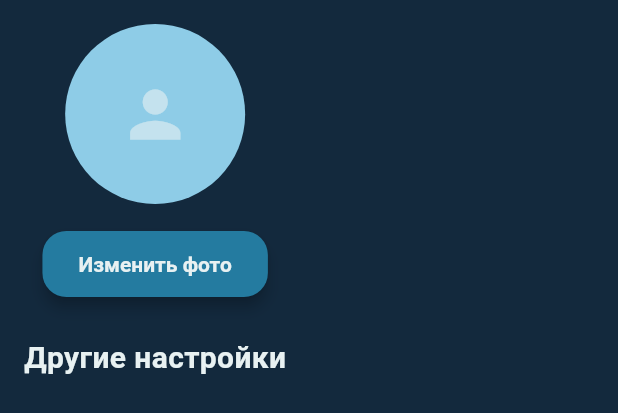
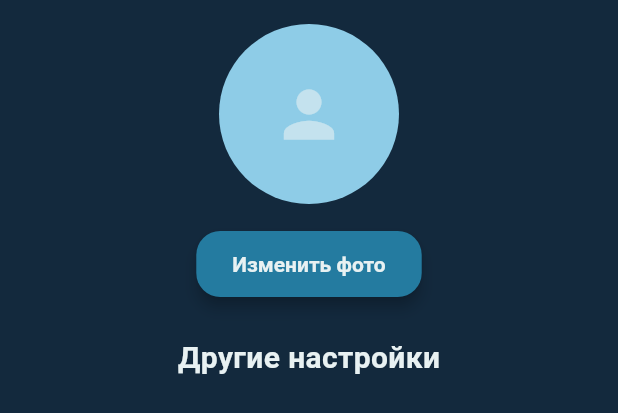
Before and after one commit to gatterD/smarttalk, a Flutter app: the _ProfileSettingsContent widget shown alone on an empty page, opened directly with empty values, on a phone screen of 412 x 824 dp. Shown: the top 413 px of the screen. Run offline on Flutter 3.47's test engine with Material 3 defaults, Android fonts, the phone set to English and light mode, and no system bars; our stand-ins replace bloc, equatable, flutter_bloc, flutter_dotenv, flutter_slidable, image_picker and 2 more; missing offline and left inert: encrypt; accounts and stored records are empty; network calls fail; statements that could not run were skipped.

Commit message:
Changes:     -Now on UserSettingsScreen all element's centred

```diff
--- a/lib/features/UserSettingsScreen/view/UserSettingsScreen.dart
+++ b/lib/features/UserSettingsScreen/view/UserSettingsScreen.dart
@@ -53,7 +53,11 @@ class _ProfileSettingsContent extends StatelessWidget {
   Widget build(BuildContext context) {
     return SingleChildScrollView(
       padding: const EdgeInsets.all(16),
+      child: Center(
+        child: ConstrainedBox(
+          constraints: BoxConstraints(maxWidth: 600),
           child: Column(
+            mainAxisSize: MainAxisSize.min,
             children: [
               _ProfilePhotoSection(
                 userId: userId,
@@ -63,18 +67,19 @@ class _ProfileSettingsContent extends StatelessWidget {
               _buildOtherSettings(),
             ],
           ),
+        ),
+      ),
     );
   }
 
   Widget _buildOtherSettings() {
     return Column(
-      crossAxisAlignment: CrossAxisAlignment.start,
+      crossAxisAlignment: CrossAxisAlignment.center,
       children: [
         Text(
           'Другие настройки',
           style: themeProvider.currentTheme.textTheme.headlineLarge,
         ),
-        // Другие элементы настроек...
       ],
     );
   }
@@ -99,6 +104,9 @@ class _ProfilePhotoSection extends StatelessWidget {
         }
 
         return Column(
+          mainAxisSize: MainAxisSize.min,
+          mainAxisAlignment: MainAxisAlignment.center,
+          crossAxisAlignment: CrossAxisAlignment.center,
           children: [
             CircleAvatar(
               radius: 60,
```
Lines whose indentation alone changed are shown as unchanged.
